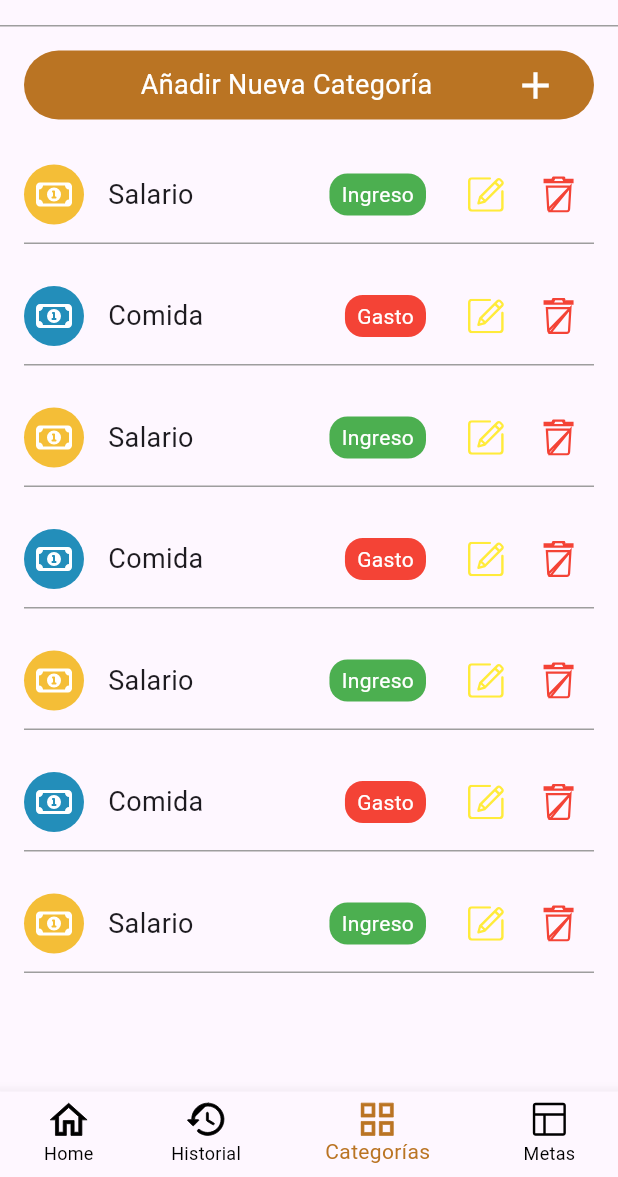
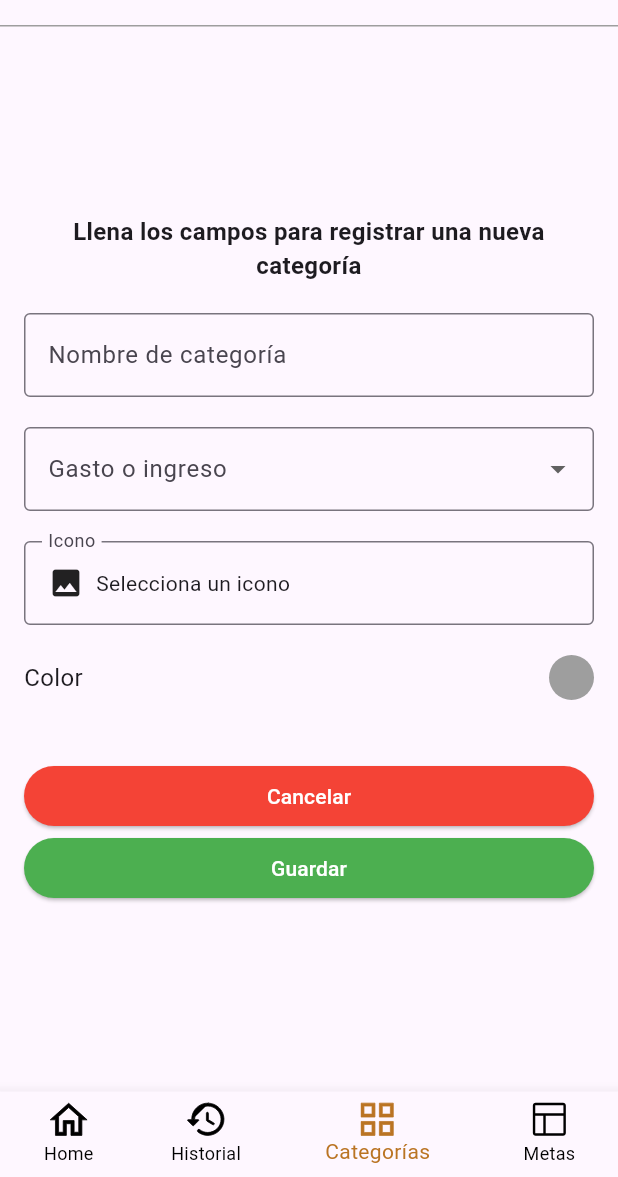
Before and after one commit to Mangutierrez/ClearFinance, a Flutter app: the screen it shows after launch, item 3 of the bottom bar chosen, after a tap on "Añadir Nueva Categoría", on a phone screen of 412 x 824 dp, the part 59-1236 px from its top. Run offline on Flutter 3.47's test engine with Material 3 defaults, Android fonts, the phone set to English and light mode, and no system bars; our stand-ins replace flutter_colorpicker, flutter_svg, pie_chart.

Commit message:
Implementación de agregar categorias
- Creación de la pantalla para agregar categorias.
- Se añadió las funciones de editar y eliminar categorias.

```diff
--- /dev/null
+++ b/lib/data/category_data.dart
@@ -0,0 +1,12 @@
+import 'package:clear_finance/model/category_model.dart';
+import 'package:flutter/material.dart';
+
+class CategoryData {
+  static List<CategoryModel> categories = [
+    CategoryModel(
+        name: 'Comida',
+        icon: Icons.fastfood,
+        backgroundColor: const Color(0xFFBA7423),
+        type: 'Gasto'),
+  ];
+}
--- /dev/null
+++ b/lib/model/category_model.dart
@@ -0,0 +1,14 @@
+import 'package:flutter/material.dart';
+
+class CategoryModel {
+  final String name;
+  final IconData icon;
+  final Color backgroundColor;
+  final String type;
+
+  CategoryModel(
+      {required this.name,
+      required this.icon,
+      required this.backgroundColor,
+      required this.type});
+}
--- a/lib/screen/category_content.dart
+++ b/lib/screen/category_content.dart
@@ -1,17 +1,55 @@
+import 'package:clear_finance/data/category_data.dart';
+import 'package:clear_finance/model/category_model.dart';
+import 'package:clear_finance/screen/new_category_content.dart';
 import 'package:flutter/material.dart';
 import 'package:flutter_svg/flutter_svg.dart';
 
-class CategoryContent extends StatelessWidget {
-  const CategoryContent({Key? key}) : super(key: key);
+class CategoryContent extends StatefulWidget {
+  const CategoryContent({super.key});
+
+  @override
+  _CategoryContentState createState() => _CategoryContentState();
+}
+
+class _CategoryContentState extends State<CategoryContent> {
+  bool showNewCategoryContent = false;
+  CategoryModel? categoryToEdit;
 
   @override
   Widget build(BuildContext context) {
+    return showNewCategoryContent
+        ? NewCategoryContent(
+            categoryToEdit: categoryToEdit,
+            onCancel: () {
+              setState(() {
+                showNewCategoryContent = false;
+              });
+            },
+            onCategoryCreated: (fromEdit, categoryModel) {
+              if (fromEdit) {
+                CategoryData.categories.remove(categoryToEdit);
+                categoryToEdit = null;
+              }
+              CategoryData.categories.add(categoryModel);
+              setState(() {
+                showNewCategoryContent = false;
+              });
+            },
+          )
+        : _buildCategoryContent();
+  }
+
+  Widget _buildCategoryContent() {
     return Padding(
       padding: const EdgeInsets.all(16.0),
       child: Column(
         children: [
           InkWell(
-            onTap: () {},
+            onTap: () {
+              setState(() {
+                showNewCategoryContent = true;
+              });
+            },
             child: Container(
               padding: const EdgeInsets.all(8),
               decoration: BoxDecoration(
@@ -40,24 +78,23 @@ class CategoryContent extends StatelessWidget {
           ),
           const SizedBox(height: 10),
           Expanded(
-            child: ListView(
-              children: [
-                _buildCategoryItem('Salario', 'assets/images/ic_salary.svg', const Color(0xFFF4BE37), true),
-                _buildCategoryItem('Comida', 'assets/images/ic_salary.svg', const Color(0xFF238EBA), false),
-                _buildCategoryItem('Salario', 'assets/images/ic_salary.svg', const Color(0xFFF4BE37), true),
-                _buildCategoryItem('Comida', 'assets/images/ic_salary.svg', const Color(0xFF238EBA), false),
-                _buildCategoryItem('Salario', 'assets/images/ic_salary.svg', const Color(0xFFF4BE37), true),
-                _buildCategoryItem('Comida', 'assets/images/ic_salary.svg', const Color(0xFF238EBA), false),
-                _buildCategoryItem('Salario', 'assets/images/ic_salary.svg', const Color(0xFFF4BE37), true),
-              ],
-            ),
-          ),
+              child: CategoryData.categories.isNotEmpty
+                  ? ListView.builder(
+                      itemCount: CategoryData.categories.length,
+                      itemBuilder: (context, index) {
+                        final category = CategoryData.categories[index];
+                        return _buildCategoryItem(category);
+                      },
+                    )
+                  : const Center(
+                      child: Text('No hay categorías'),
+                    ))
         ],
       ),
     );
   }
 
-  Widget _buildCategoryItem(String title, String iconPath, Color circleColor, bool isIncome) {
+  Widget _buildCategoryItem(CategoryModel category) {
     return Padding(
       padding: const EdgeInsets.symmetric(vertical: 8.0),
       child: Container(
@@ -77,27 +114,33 @@ class CategoryContent extends StatelessWidget {
               Row(
                 children: [
                   CircleAvatar(
-                    backgroundColor: circleColor,
+                    backgroundColor: category.backgroundColor,
                     child: SizedBox(
-                      width: 24, // Adjust the width as needed
-                      height: 24, // Adjust the height as needed
-                      child: SvgPicture.asset(iconPath, color: Colors.white),
-                    ),
+                        width: 24,
+                        height: 24,
+                        child: Icon(
+                          category.icon,
+                          color: Colors.white,
+                          size: 24,
+                        )),
                   ),
                   const SizedBox(width: 16),
-                  Text(title, style: const TextStyle(fontSize: 18)),
+                  Text(category.name, style: const TextStyle(fontSize: 18)),
                 ],
               ),
               Row(
                 children: [
                   Container(
-                    padding: const EdgeInsets.symmetric(vertical: 4, horizontal: 8),
+                    padding:
+                        const EdgeInsets.symmetric(vertical: 4, horizontal: 8),
                     decoration: BoxDecoration(
-                      color: isIncome ? Colors.green : Colors.red,
+                      color: category.type == 'Ingreso'
+                          ? Colors.green
+                          : Colors.red,
                       borderRadius: BorderRadius.circular(12),
                     ),
                     child: Text(
-                      isIncome ? 'Ingreso' : 'Gasto',
+                      category.type,
                       style: const TextStyle(color: Colors.white),
                     ),
                   ),
@@ -106,20 +149,27 @@ class CategoryContent extends StatelessWidget {
                     icon: SizedBox(
                       width: 24, // Adjust the width as needed
                       height: 24, // Adjust the height as needed
-                      child: SvgPicture.asset('assets/images/ic_edit.svg', color: Colors.yellow),
+                      child: SvgPicture.asset('assets/images/ic_edit.svg',
+                          color: Colors.yellow),
                     ),
                     onPressed: () {
-                      // Edit action here
+                      setState(() {
+                        showNewCategoryContent = true;
+                        categoryToEdit = category;
+                      });
                     },
                   ),
                   IconButton(
                     icon: SizedBox(
                       width: 24, // Adjust the width as needed
                       height: 24, // Adjust the height as needed
-                      child: SvgPicture.asset('assets/images/ic_delete.svg', color: Colors.red),
+                      child: SvgPicture.asset('assets/images/ic_delete.svg',
+                          color: Colors.red),
                     ),
                     onPressed: () {
-                      // Delete action here
+                      setState(() {
+                        CategoryData.categories.remove(category);
+                      });
                     },
                   ),
                 ],
--- a/lib/screen/home_screen.dart
+++ b/lib/screen/home_screen.dart
@@ -2,6 +2,7 @@ import 'package:clear_finance/screen/history_content.dart';
 import 'package:clear_finance/screen/home_content.dart';
 import 'package:clear_finance/screen/category_content.dart';
 import 'package:clear_finance/screen/goals_content.dart';
+import 'package:clear_finance/screen/new_category_content.dart';
 import 'package:flutter/material.dart';
 import 'package:flutter_svg/svg.dart';
 
@@ -23,6 +24,7 @@ class _HomeScreenState extends State<HomeScreen> {
     GoalsContent(),
   ];
 
+
   static const List<String> _appBarTitlePages = <String>[
     'Resumen Financiero',
     'Historial',
@@ -31,6 +33,10 @@ class _HomeScreenState extends State<HomeScreen> {
   ];
 
   void _onItemTapped(int index) {
+    _onPageContentChange(index);
+  }
+
+  void _onPageContentChange(int index) {
     setState(() {
       _selectedIndex = index;
     });
--- /dev/null
+++ b/lib/screen/new_category_content.dart
@@ -0,0 +1,291 @@
+import 'package:clear_finance/model/category_model.dart';
+import 'package:flutter/material.dart';
+import 'package:flutter_colorpicker/flutter_colorpicker.dart';
+
+class NewCategoryContent extends StatefulWidget {
+  final CategoryModel? categoryToEdit;
+  final void Function(bool, CategoryModel) onCategoryCreated;
+  final void Function() onCancel;
+
+  const NewCategoryContent({
+    super.key,
+    required this.onCancel,
+    required this.onCategoryCreated,
+    this.categoryToEdit,
+  });
+
+  @override
+  _NewCategoryContentState createState() => _NewCategoryContentState();
+}
+
+class _NewCategoryContentState extends State<NewCategoryContent> {
+  final _formKey = GlobalKey<FormState>();
+  String? _selectedName;
+  String? _selectedType;
+  IconData? _selectedIcon;
+  Color _selectedColor = Colors.grey;
+
+  @override
+  Widget build(BuildContext context) {
+    if (widget.categoryToEdit != null && _selectedName == null) {
+      _selectedName = widget.categoryToEdit!.name;
+      _selectedType = widget.categoryToEdit!.type;
+      _selectedIcon = widget.categoryToEdit!.icon;
+      _selectedColor = widget.categoryToEdit!.backgroundColor;
+    }
+    return SingleChildScrollView(
+      padding: const EdgeInsets.all(16.0),
+      child: Form(
+        key: _formKey,
+        child: Column(
+          crossAxisAlignment: CrossAxisAlignment.start,
+          mainAxisSize: MainAxisSize.max,
+          mainAxisAlignment: MainAxisAlignment.start,
+          children: [
+            const Text(
+              'Llena los campos para registrar una nueva categoría',
+              textAlign: TextAlign.center,
+              style: TextStyle(fontSize: 16, fontWeight: FontWeight.bold),
+            ),
+            const SizedBox(height: 20),
+            TextFormField(
+              initialValue: widget.categoryToEdit?.name ?? '',
+              decoration: const InputDecoration(
+                labelText: 'Nombre de categoría',
+                border: OutlineInputBorder(),
+              ),
+              validator: (value) {
+                if (value == null || value.isEmpty) {
+                  return 'Por favor ingresa un nombre de categoría';
+                }
+                return null;
+              },
+              onChanged: (value) {
+                setState(() {
+                  _selectedName = value;
+                });
+              },
+            ),
+            const SizedBox(height: 20),
+            DropdownButtonFormField<String>(
+              value: _selectedType,
+              decoration: const InputDecoration(
+                labelText: 'Gasto o ingreso',
+                border: OutlineInputBorder(),
+              ),
+              items: ['Gasto', 'Ingreso']
+                  .map((type) => DropdownMenuItem<String>(
+                        value: type,
+                        child: Text(type),
+                      ))
+                  .toList(),
+              onChanged: (value) {
+                setState(() {
+                  _selectedType = value;
+                });
+              },
+              validator: (value) {
+                if (value == null || value.isEmpty) {
+                  return 'Por favor selecciona una opción';
+                }
+                return null;
+              },
+            ),
+            const SizedBox(height: 20),
+            GestureDetector(
+              onTap: () {
+                _selectIcon(context);
+              },
+              child: InputDecorator(
+                decoration: const InputDecoration(
+                  labelText: 'Icono',
+                  border: OutlineInputBorder(),
+                ),
+                child: Row(
+                  children: [
+                    _selectedIcon != null
+                        ? Icon(_selectedIcon)
+                        : const Icon(Icons.image),
+                    const SizedBox(width: 8),
+                    Text(_selectedIcon != null
+                        ? 'Icono seleccionado'
+                        : 'Selecciona un icono'),
+                  ],
+                ),
+              ),
+            ),
+            const SizedBox(height: 20),
+            Row(
+              mainAxisAlignment: MainAxisAlignment.spaceBetween,
+              children: [
+                const Text(
+                  'Color',
+                  style: TextStyle(fontSize: 16),
+                ),
+                GestureDetector(
+                  onTap: () {
+                    _selectColor(context);
+                  },
+                  child: CircleAvatar(
+                    backgroundColor: _selectedColor,
+                    radius: 15,
+                  ),
+                ),
+              ],
+            ),
+            const SizedBox(height: 40),
+            Column(
+              mainAxisAlignment: MainAxisAlignment.spaceEvenly,
+              mainAxisSize: MainAxisSize.max,
+              children: [
+                SizedBox(
+                    width: double.infinity,
+                    child: ElevatedButton(
+                      onPressed: () {
+                        widget.onCancel();
+                      },
+                      style:
+                          ElevatedButton.styleFrom(backgroundColor: Colors.red),
+                      child: const Text('Cancelar',
+                          style: TextStyle(color: Colors.white)),
+                    )),
+                SizedBox(
+                    width: double.infinity,
+                    child: ElevatedButton(
+                      onPressed: () {
+                        if (_formKey.currentState!.validate()) {
+                          widget.onCategoryCreated(
+                              widget.categoryToEdit != null,
+                              CategoryModel(
+                                  name: _selectedName ?? '',
+                                  icon: _selectedIcon ?? Icons.category,
+                                  backgroundColor: _selectedColor,
+                                  type: _selectedType ?? ''));
+                        }
+                      },
+                      style: ElevatedButton.styleFrom(
+                          backgroundColor: Colors.green),
+                      child: const Text(
+                        'Guardar',
+                        style: TextStyle(color: Colors.white),
+                      ),
+                    )),
+              ],
+            ),
+          ],
+        ),
+      ),
+    );
+  }
+
+  Future<void> _selectColor(BuildContext context) async {
+    Color? pickedColor = await showDialog(
+      context: context,
+      builder: (context) => AlertDialog(
+        title: const Text('Selecciona un color'),
+        content: SingleChildScrollView(
+          child: BlockPicker(
+            pickerColor: _selectedColor,
+            onColorChanged: (color) {
+              setState(() {
+                _selectedColor = color;
+              });
+            },
+          ),
+        ),
+        actions: [
+          TextButton(
+            onPressed: () {
+              Navigator.of(context).pop();
+            },
+            child: const Text('Cerrar'),
+          ),
+        ],
+      ),
+    );
+
+    if (pickedColor != null) {
+      setState(() {
+        _selectedColor = pickedColor;
+      });
+    }
+  }
+
+  Future<void> _selectIcon(BuildContext context) async {
+    await showDialog(
+      context: context,
+      builder: (context) => AlertDialog(
+        title: const Text('Selecciona un icono'),
+        content: SizedBox(
+          height: 300,
+          // Establecer una altura fija
+          width: double.maxFinite,
+          // Asegurarse de que el contenido se ajuste
+          child: IconSelector(
+            selectedIcon: _selectedIcon ?? Icons.image,
+            onIconSelected: (icon) {
+              setState(() {
+                _selectedIcon = icon;
+              });
+            },
+          ),
+        ),
+        actions: [
+          TextButton(
+            onPressed: () {
+              Navigator.of(context).pop();
+            },
+            child: const Text('Cerrar'),
+          ),
+        ],
+      ),
+    );
+  }
+}
+
+class IconSelector extends StatelessWidget {
+  final IconData selectedIcon;
+  final void Function(IconData) onIconSelected;
+
+  const IconSelector(
+      {super.key, required this.selectedIcon, required this.onIconSelected});
+
+  @override
+  Widget build(BuildContext context) {
+    return GridView.count(
+      crossAxisCount: 4,
+      children: _iconList.map((iconData) {
+        return GestureDetector(
+          onTap: () {
+            onIconSelected(iconData);
+            Navigator.of(context).pop();
+          },
+          child: Icon(
+            iconData,
+            color: iconData == selectedIcon ? Colors.blue : Colors.black,
+            size: 30,
+          ),
+        );
+      }).toList(),
+    );
+  }
+
+  List<IconData> get _iconList => [
+        Icons.home,
+        Icons.star,
+        Icons.settings,
+        Icons.person,
+        Icons.shopping_cart,
+        Icons.phone,
+        Icons.email,
+        Icons.work,
+        Icons.school,
+        Icons.pets,
+        Icons.book,
+        Icons.camera,
+        Icons.music_note,
+        Icons.sports,
+        Icons.local_cafe,
+        Icons.local_dining,
+      ];
+}
--- a/pubspec.yaml
+++ b/pubspec.yaml
@@ -37,6 +37,7 @@ dependencies:
   cupertino_icons: ^1.0.6
   flutter_svg: ^1.0.0
   pie_chart: ^5.0.0
+  flutter_colorpicker: 1.1.0
 
 dev_dependencies:
   flutter_test:
```
Also changed, not shown: pubspec.lock.
